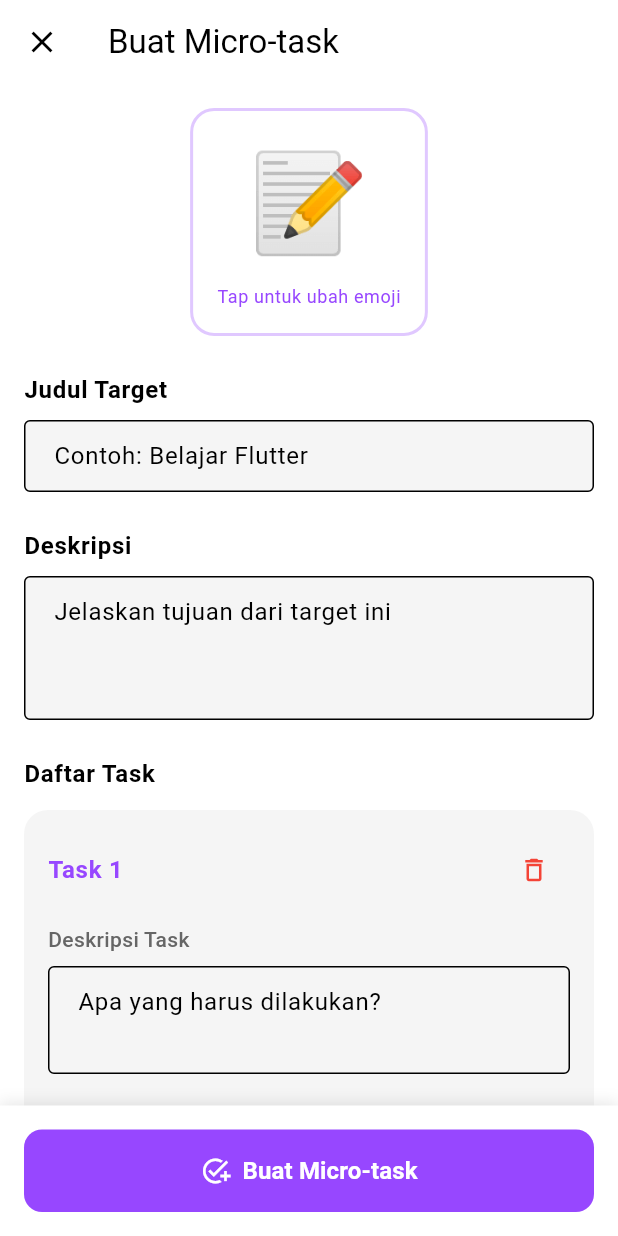
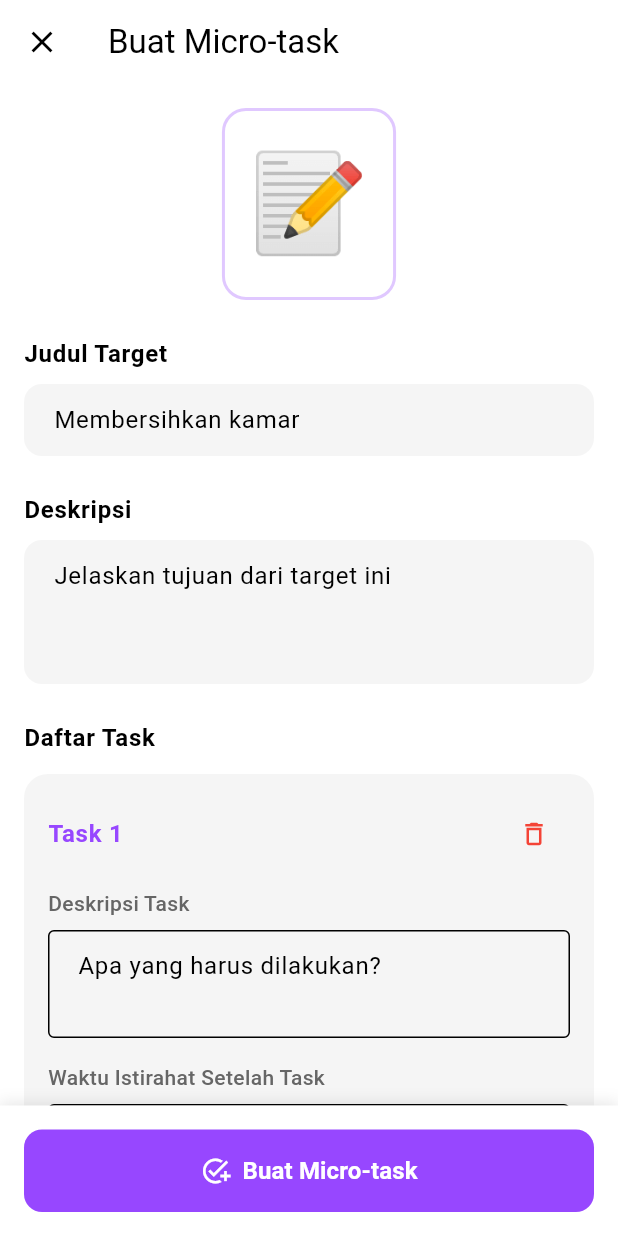
Before and after one commit to alkausarhapis/eira, a Flutter app: the screen it shows after launch, after a tap on "atau buat micro-task manual", on a phone screen of 412 x 824 dp. Run offline on Flutter 3.47's test engine with Material 3 defaults, Android fonts, the phone set to English and light mode, and no system bars; our stand-ins replace flutter_dotenv, flutter_local_notifications, google_generative_ai, shared_preferences, sqflite; missing offline and left inert: animated_hint_textfield; accounts and stored records are empty.

Commit message:
feat: update microtask UI and improve hint texts; add animated hint text field dependency

```diff
--- a/lib/views/create_microtask_page.dart
+++ b/lib/views/create_microtask_page.dart
@@ -246,13 +246,6 @@ class _CreateMicrotaskPageState extends State<CreateMicrotaskPage> {
                                 _selectedEmoji,
                                 style: const TextStyle(fontSize: 64),
                               ),
-                              const SizedBox(height: 8),
-                              Text(
-                                'Tap untuk ubah emoji',
-                                style: theme.textTheme.bodySmall?.copyWith(
-                                  color: theme.primaryColor,
-                                ),
-                              ),
                             ],
                           ),
                         ),
@@ -271,8 +264,7 @@ class _CreateMicrotaskPageState extends State<CreateMicrotaskPage> {
                     TextField(
                       controller: _titleController,
                       decoration: const InputDecoration(
-                        hintText: 'Contoh: Belajar Flutter',
-                        border: OutlineInputBorder(),
+                        hintText: 'Membersihkan kamar',
                       ),
                       maxLines: 1,
                     ),
@@ -290,7 +282,6 @@ class _CreateMicrotaskPageState extends State<CreateMicrotaskPage> {
                       controller: _descController,
                       decoration: const InputDecoration(
                         hintText: 'Jelaskan tujuan dari target ini',
-                        border: OutlineInputBorder(),
                       ),
                       maxLines: 3,
                     ),
--- a/lib/views/edit_microtask_page.dart
+++ b/lib/views/edit_microtask_page.dart
@@ -192,7 +192,6 @@ class _EditMicrotaskPageState extends State<EditMicrotaskPage> {
                       controller: _titleController,
                       decoration: const InputDecoration(
                         hintText: 'Masukkan judul target',
-                        border: OutlineInputBorder(),
                       ),
                       maxLines: 1,
                     ),
@@ -210,7 +209,6 @@ class _EditMicrotaskPageState extends State<EditMicrotaskPage> {
                       controller: _descController,
                       decoration: const InputDecoration(
                         hintText: 'Masukkan deskripsi singkat',
-                        border: OutlineInputBorder(),
                       ),
                       maxLines: 3,
                     ),
--- a/lib/views/home_page.dart
+++ b/lib/views/home_page.dart
@@ -1,3 +1,4 @@
+import 'package:animated_hint_textfield/animated_hint_textfield.dart';
 import 'package:flutter/material.dart';
 import 'package:provider/provider.dart';
 
@@ -170,12 +171,13 @@ class _HomePageState extends State<HomePage> {
 
     return Scaffold(
       body: SafeArea(
+        child: SingleChildScrollView(
+          padding: const EdgeInsets.all(16),
           child: Column(
+            crossAxisAlignment: CrossAxisAlignment.start,
             children: [
               // Top bar with logo and theme toggle
-            Padding(
-              padding: const EdgeInsets.all(16),
-              child: Row(
+              Row(
                 mainAxisAlignment: MainAxisAlignment.spaceBetween,
                 children: [
                   const LogoWidget(),
@@ -203,28 +205,31 @@ class _HomePageState extends State<HomePage> {
                   ),
                 ],
               ),
-            ),
+              const SizedBox(height: 16),
 
-            // Scrollable content
-            Expanded(
-              child: SingleChildScrollView(
-                padding: const EdgeInsets.all(16),
-                child: Column(
-                  crossAxisAlignment: CrossAxisAlignment.start,
-                  children: [
               // Prompt Section
               Text(
                 'Apa yang ingin kamu selesaikan?',
                 style: theme.textTheme.displayMedium,
               ),
               const SizedBox(height: 16),
-                    TextField(
+              AnimatedTextField(
+                animationType: Animationtype.typer,
                 controller: _promptController,
                 maxLines: 4,
+                hintTextStyle: const TextStyle(overflow: TextOverflow.ellipsis),
                 decoration: const InputDecoration(
-                        hintText:
-                            'Contoh: Belajar Flutter untuk membuat aplikasi mobile',
+                  border: OutlineInputBorder(),
+                  alignLabelWithHint: true,
                 ),
+                hintTexts: const [
+                  'Belajar Flutter untuk membuat...',
+                  'Menyelesaikan tugas kuliah minggu ini...',
+                  'Buat proyek side hustle baru...',
+                  'Belajar algoritma dan struktur data...',
+                  'Membaca buku non-fiksi 30 halaman...',
+                  'Membersihkan dan mengorganisir kamar...',
+                ],
               ),
               const SizedBox(height: 16),
               PrimaryButton(
@@ -251,8 +256,7 @@ class _HomePageState extends State<HomePage> {
               if (microtaskViewModel.activeSession != null) ...[
                 ActiveSessionWidget(
                   currentTask: microtaskViewModel.currentTaskText ?? '',
-                        sessionTitle:
-                            microtaskViewModel.activeSession!.judulTarget,
+                  sessionTitle: microtaskViewModel.activeSession!.judulTarget,
                   sessionEmoji: microtaskViewModel.activeSession!.emoji,
                   elapsedTime: microtaskViewModel.elapsedTime,
                   isPaused: microtaskViewModel.isPaused,
@@ -345,9 +349,6 @@ class _HomePageState extends State<HomePage> {
           ),
         ),
       ),
-          ],
-        ),
-      ),
       floatingActionButton: FloatingActionButton(
         onPressed: _showFocusModeDialog,
         backgroundColor: const Color(0xFF9747FF),
--- a/pubspec.yaml
+++ b/pubspec.yaml
@@ -16,6 +16,7 @@ dependencies:
   google_generative_ai: ^0.4.6
   flutter_dotenv: ^5.1.0
   flutter_local_notifications: ^18.0.1
+  animated_hint_textfield: ^1.0.0
 
 dev_dependencies:
   flutter_test:
```
Also changed, not shown: pubspec.lock. Lines whose indentation alone changed are shown as unchanged.
